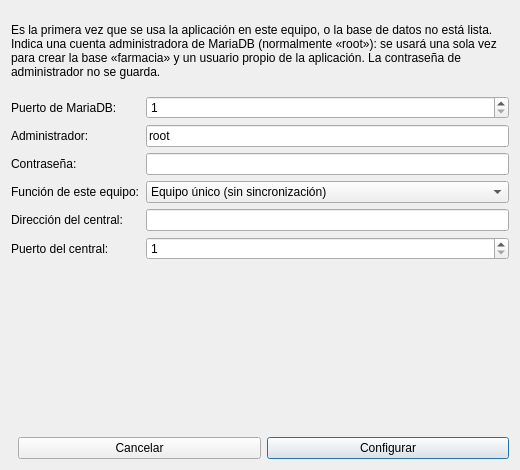
The window that app/src/dialogs/configurarbddialog.ui (LXorro/Farmacia-PDV) describes before a commit, drawn with Qt 5.
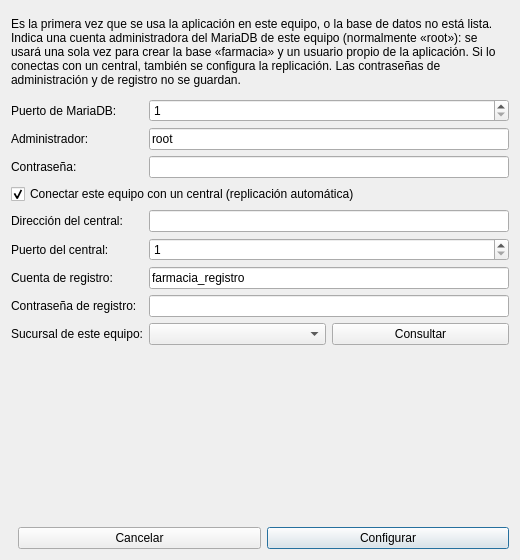
The same window after the commit.

Commit message: Modo por sesión con replicación automática y precios por sucursal

Diff of the .ui file:
```diff
--- a/app/src/dialogs/configurarbddialog.ui
+++ b/app/src/dialogs/configurarbddialog.ui
@@ -3,13 +3,13 @@
  <class>ConfigurarBdDialog</class>
  <widget class="QDialog" name="ConfigurarBdDialog">
   <property name="geometry">
-   <rect><x>0</x><y>0</y><width>520</width><height>470</height></rect>
+   <rect><x>0</x><y>0</y><width>520</width><height>560</height></rect>
   </property>
   <property name="windowTitle"><string>Configurar base de datos — Farmacia</string></property>
   <layout class="QVBoxLayout" name="verticalLayout">
    <item>
     <widget class="QLabel" name="labelInfo">
-     <property name="text"><string>Es la primera vez que se usa la aplicación en este equipo, o la base de datos no está lista. Indica una cuenta administradora de MariaDB (normalmente «root»): se usará una sola vez para crear la base «farmacia» y un usuario propio de la aplicación. La contraseña de administrador no se guarda.</string></property>
+     <property name="text"><string>Es la primera vez que se usa la aplicación en este equipo, o la base de datos no está lista. Indica una cuenta administradora del MariaDB de este equipo (normalmente «root»): se usará una sola vez para crear la base «farmacia» y un usuario propio de la aplicación. Si lo conectas con un central, también se configura la replicación. Las contraseñas de administración y de registro no se guardan.</string></property>
      <property name="wordWrap"><bool>true</bool></property>
     </widget>
    </item>
@@ -40,14 +40,10 @@
        <property name="echoMode"><enum>QLineEdit::Password</enum></property>
       </widget>
      </item>
-     <item row="3" column="0">
-      <widget class="QLabel" name="labelFuncion"><property name="text"><string>Función de este equipo:</string></property></widget>
-     </item>
-     <item row="3" column="1">
-      <widget class="QComboBox" name="comboFuncion">
-       <item><property name="text"><string>Equipo único (sin sincronización)</string></property></item>
-       <item><property name="text"><string>Central</string></property></item>
-       <item><property name="text"><string>Sucursal</string></property></item>
+     <item row="3" column="0" colspan="2">
+      <widget class="QCheckBox" name="checkCentral">
+       <property name="text"><string>Conectar este equipo con un central (replicación automática)</string></property>
+       <property name="checked"><bool>true</bool></property>
       </widget>
      </item>
      <item row="4" column="0">
@@ -65,6 +61,31 @@
        <property name="maximum"><number>65535</number></property>
       </widget>
      </item>
+     <item row="6" column="0">
+      <widget class="QLabel" name="labelUsuarioRegistro"><property name="text"><string>Cuenta de registro:</string></property></widget>
+     </item>
+     <item row="6" column="1">
+      <widget class="QLineEdit" name="lineUsuarioRegistro">
+       <property name="text"><string>farmacia_registro</string></property>
+      </widget>
+     </item>
+     <item row="7" column="0">
+      <widget class="QLabel" name="labelContrasenaRegistro"><property name="text"><string>Contraseña de registro:</string></property></widget>
+     </item>
+     <item row="7" column="1">
+      <widget class="QLineEdit" name="lineContrasenaRegistro">
+       <property name="echoMode"><enum>QLineEdit::Password</enum></property>
+      </widget>
+     </item>
+     <item row="8" column="0">
+      <widget class="QLabel" name="labelSucursal"><property name="text"><string>Sucursal de este equipo:</string></property></widget>
+     </item>
+     <item row="8" column="1">
+      <layout class="QHBoxLayout" name="sucursalLayout">
+       <item><widget class="QComboBox" name="comboSucursal"/></item>
+       <item><widget class="QPushButton" name="btnConsultar"><property name="text"><string>Consultar</string></property></widget></item>
+      </layout>
+     </item>
     </layout>
    </item>
    <item>
```
The commit also changes 35 other files.
